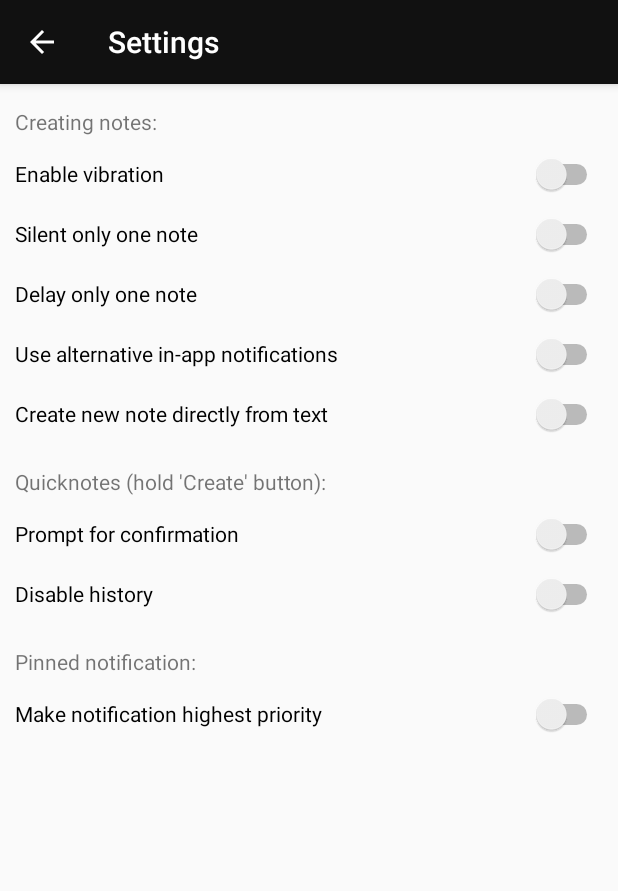
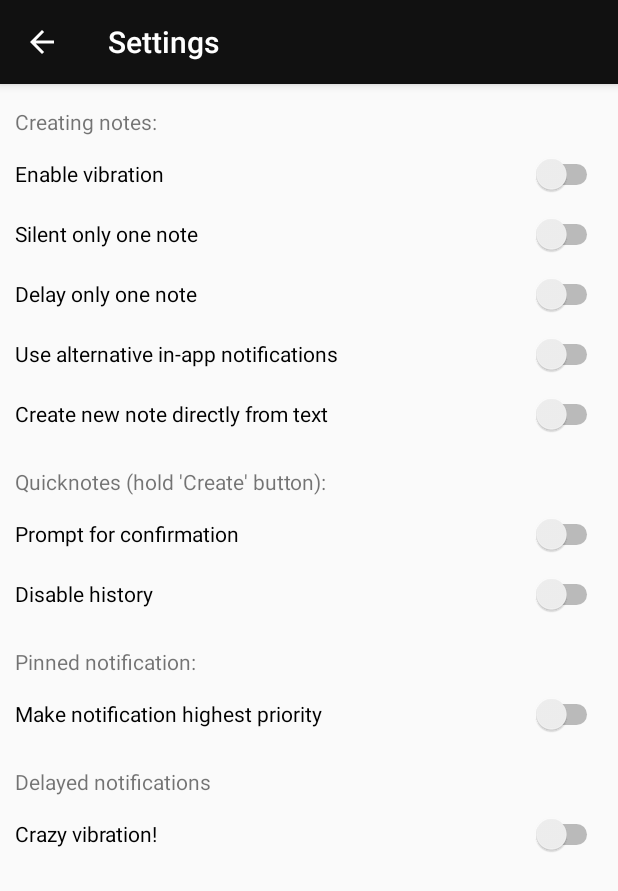
Before and after one commit to NapoleonTheCake/notificatorro, an Android app: the SettingsActivity screen opened directly, with no data from a screen before it, on a phone screen of 412 x 824 dp. Shown: the top 891 px of the screen. Run offline under Robolectric (Android 15) with nearby library versions, the light colour scheme and no system bars.

Commit message:
quick commit

```diff
--- a/source/app/build.gradle
+++ b/source/app/build.gradle
@@ -7,8 +7,8 @@ android {
         applicationId "com.cake.notificator"
         minSdkVersion 16
         targetSdkVersion 25
-        versionCode 27
-        versionName "2.0"
+        versionCode 28
+        versionName "2.1"
         testInstrumentationRunner "android.support.test.runner.AndroidJUnitRunner"
     }
     buildTypes {
--- a/source/app/src/main/java/com/cake/notificator/AboutActivity.java
+++ b/source/app/src/main/java/com/cake/notificator/AboutActivity.java
@@ -60,7 +60,7 @@ public class AboutActivity extends AppCompatActivity {
     public void onClick_CoffeeCup_Mailme(View view) {
         Intent mailIntent = new Intent(Intent.ACTION_SEND);
         mailIntent.setType("message/rfc822")
-                .putExtra(Intent.EXTRA_EMAIL, "contactwithdmitry@gmail.com")
+                .putExtra(Intent.EXTRA_EMAIL, new String[] { "contactwithdmitry@gmail.com"} )
                 .putExtra(Intent.EXTRA_SUBJECT, "Notificatorro: ");
         startActivity(Intent.createChooser(mailIntent, getString(R.string.ui_SendEmail)));
     }
--- a/source/app/src/main/java/com/cake/notificator/SettingsActivity.java
+++ b/source/app/src/main/java/com/cake/notificator/SettingsActivity.java
@@ -51,6 +51,10 @@ public class SettingsActivity extends AppCompatActivity {
         //set pinned priority.
         ((Switch) findViewById(R.id.switch_Persist_Prior))
                 .setChecked(mPrefAppSettings.getBoolean("persist_prior", false));
+
+        //set crazy vibration!
+        ((Switch) findViewById(R.id.switch_Delayed_Crazyvibration))
+                .setChecked(mPrefAppSettings.getBoolean("crazyvib", false));
     }
 
     //====================================
@@ -147,6 +151,11 @@ public class SettingsActivity extends AppCompatActivity {
             mPrefAppSettingsEdit.putBoolean("persist_prior", false).apply();
         }
 
+        //set crazy vibration!
+        if (((Switch) findViewById(R.id.switch_Delayed_Crazyvibration)).isChecked())
+            mPrefAppSettingsEdit.putBoolean("crazyvib", true).apply();
+        else mPrefAppSettingsEdit.putBoolean("crazyvib", false).apply();
+
         ////
 
         //echo done.
--- a/source/app/src/main/res/layout/content_settings.xml
+++ b/source/app/src/main/res/layout/content_settings.xml
@@ -143,6 +143,29 @@
             android:text="@string/settings_Pinned_Prior"
             android:layout_below="@+id/text_Settings_Pinned" />
 
+        <TextView
+            android:minHeight="30dp"
+            android:gravity="center_vertical"
+            android:layout_marginTop="10dp"
+
+            android:id="@+id/text_Settings_Delayed"
+            android:layout_width="wrap_content"
+            android:layout_height="wrap_content"
+            android:layout_alignLeft="@+id/switch_Persist_Prior"
+            android:layout_below="@+id/switch_Persist_Prior"
+            android:text="@string/settings_Separator_Delayed" />
+
+        <Switch
+            android:minHeight="40dp"
+            android:layout_marginLeft="10dp"
+            android:layout_marginRight="10dp"
+
+            android:id="@+id/switch_Delayed_Crazyvibration"
+            android:layout_width="match_parent"
+            android:layout_height="wrap_content"
+            android:layout_below="@+id/text_Settings_Delayed"
+            android:text="@string/settings_Delayed_Crazyvibration" />
+
     </RelativeLayout>
 
 </ScrollView>
--- a/source/app/src/main/res/values/strings.xml
+++ b/source/app/src/main/res/values/strings.xml
@@ -10,7 +10,7 @@
 
     <string name="navigation_drawer_open">Open navigation drawer</string>
     <string name="navigation_drawer_close">Close navigation drawer</string>
-    <string name="dev_Version" translatable="false">2.0</string>
+    <string name="dev_Version" translatable="false">2.1</string>
     <string name="dev_Email" translatable="false">contactwithdmitry@gmail.com</string>
     <string name="ui_AdditionalSettings">More</string>
     <string name="action_New_Note">Create note</string>
@@ -71,4 +71,6 @@
     <string name="notification_Delayed_Title_Default">min delayed:</string>
     <string name="prompt_Repeating">Repeat until clicked</string>
     <string name="notification_Title_Repeating">min repeating:</string>
+    <string name="settings_Separator_Delayed">Delayed notifications</string>
+    <string name="settings_Delayed_Crazyvibration">Crazy vibration!</string>
 </resources>
```
Also changed, not shown: source/app/src/main/java/com/cake/notificator/Schedule.java (+6 -1 lines), 1 other file.
